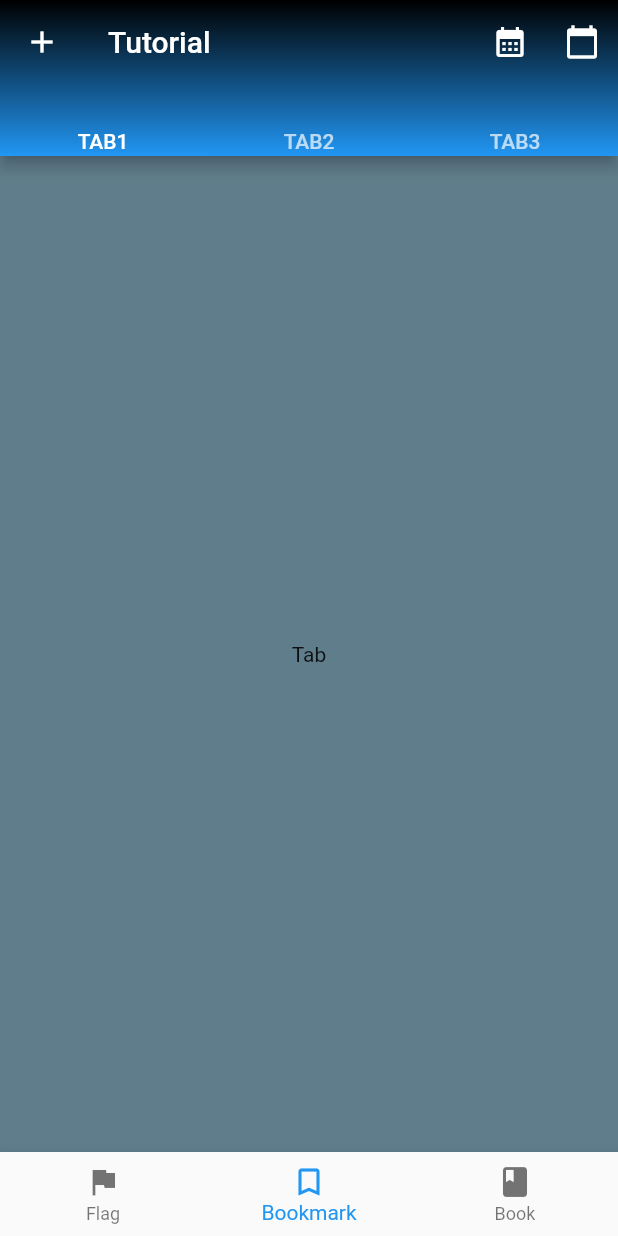
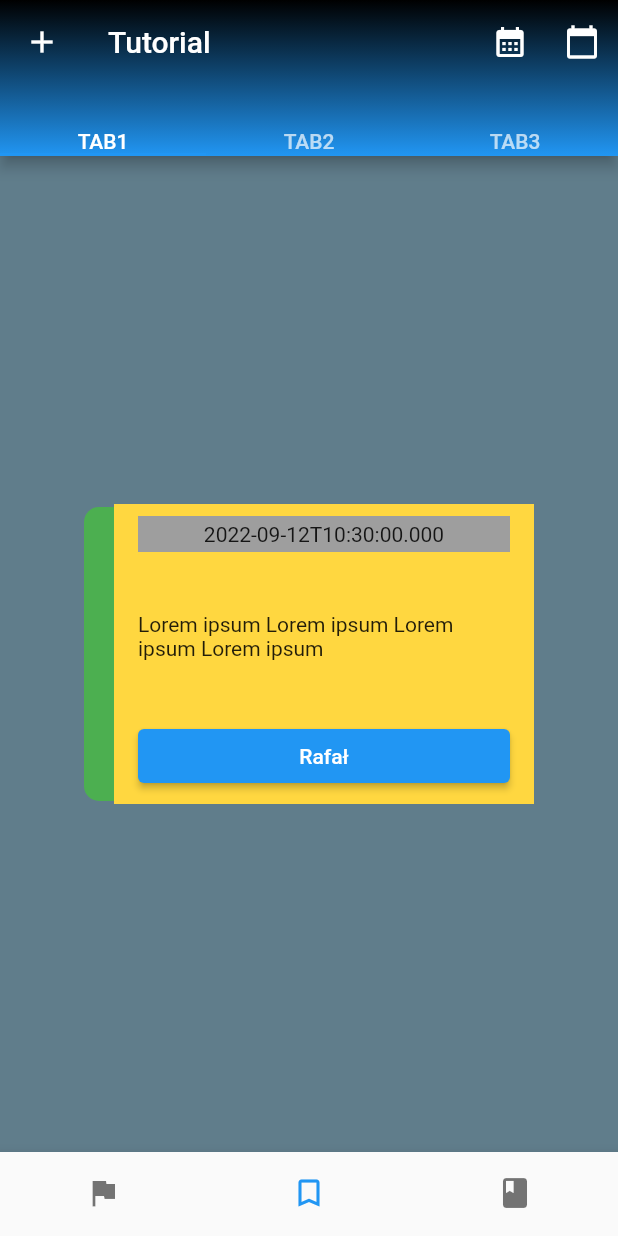
Before and after one commit to rafaldziuryk/training_uiux_1, a Flutter app: the screen it shows after launch, on a phone screen of 412 x 824 dp. Run offline on Flutter 3.47's test engine with Material 2 defaults, Android fonts, the phone set to English and light mode, and no system bars.

Commit message:
add simple ui

```diff
--- a/lib/main.dart
+++ b/lib/main.dart
@@ -40,6 +40,7 @@ class _MyHomePageState extends State<MyHomePage> {
         body: body(),
         bottomNavigationBar: bottomNavigationBar(),
         drawer: drawer(),
+        endDrawer: drawer(),
       ),
     );
   }
@@ -47,8 +48,8 @@ class _MyHomePageState extends State<MyHomePage> {
   BottomNavigationBar bottomNavigationBar() {
     return BottomNavigationBar(
       // type: BottomNavigationBarType.shifting,
-      // showSelectedLabels: false,
-      // showUnselectedLabels: true,
+      showSelectedLabels: false,
+      showUnselectedLabels: false,
       currentIndex: selectedItem,
       onTap: (index) {
         setState(() {
@@ -79,16 +80,58 @@ class _MyHomePageState extends State<MyHomePage> {
   }
 
   TabBarView body() {
-    return const TabBarView(
+    return TabBarView(
       children: [
         Center(
-          child: Text('Tab'),
+          child: Container(
+            width: 300,
+            height: 200,
+            child: Row(
+              children: <Widget>[
+                Padding(
+                  padding: const EdgeInsets.symmetric(vertical: 2.0),
+                  child: Container(
+                    height: 200,
+                    width: 20,
+                    decoration: BoxDecoration(
+                        color: Colors.green,
+                        borderRadius: BorderRadius.only(
+                          topLeft: Radius.circular(10),
+                          bottomLeft: Radius.circular(10),
+                        )),
+                  ),
+                ),
+                Expanded(
+                  child: Container(
+                    padding: EdgeInsets.symmetric(vertical: 8, horizontal: 16),
+                    color: Colors.amberAccent,
+                    child: Column(
+                      crossAxisAlignment: CrossAxisAlignment.stretch,
+                      mainAxisAlignment: MainAxisAlignment.spaceBetween,
+                      children: <Widget>[
+                        Container(
+                          child: Center(child: Text(DateTime.now().toIso8601String())),
+                          padding: EdgeInsets.all(4),
+                          color: Colors.grey,
+                        ),
+                        Text("Lorem ipsum Lorem ipsum Lorem ipsum Lorem ipsum"),
+                        ElevatedButton(
+                          onPressed: () {},
+                          child: Text("Rafał"),
+                        ),
+                      ],
+                    ),
+                  ),
+                )
+              ],
+            ),
+          ),
         ),
         Center(
-          child: Text('Tab'),
+          child: Text('Tab2'),
         ),
         Center(
-          child: Text('Tab'),
+          child: Text('Tab3'),
         ),
       ],
     );
@@ -132,9 +175,10 @@ class _MyHomePageState extends State<MyHomePage> {
   }
 
   //  TODO Drawer
-  Drawer drawer() {
-    return Drawer(
-      child: SafeArea(
+  Widget drawer() {
+    return SafeArea(
+      top: true,
+      child: Drawer(
         child: Column(
           children: <Widget>[
             ListTile(
```
